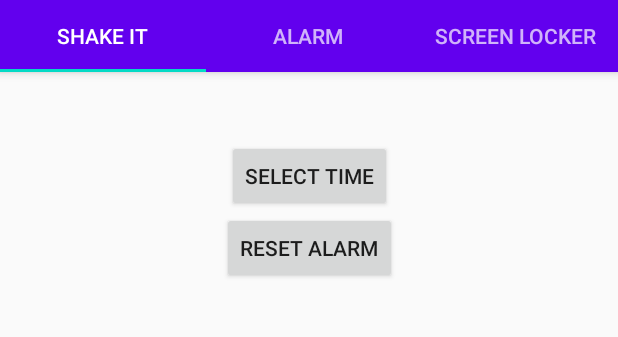
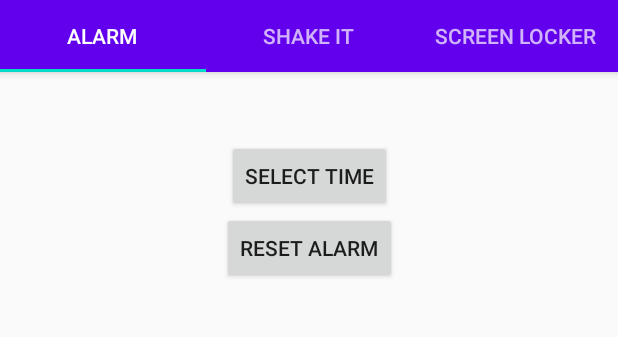
Before and after one commit to sharif-dev/HW2-Sensors, an Android app: the screen it shows after launch (MainActivity), on a phone screen of 412 x 824 dp, the part 89-426 px from its top. Run offline under Robolectric (Android 15) with nearby library versions, the phone set to English and light mode, and no system bars.

```diff
--- a/app/src/main/java/com/example/fulloffeatures/adapters/SectionsPagerAdapter.java
+++ b/app/src/main/java/com/example/fulloffeatures/adapters/SectionsPagerAdapter.java
@@ -3,7 +3,6 @@ package com.example.fulloffeatures.adapters;
 import android.content.Context;
 
 import androidx.annotation.Nullable;
-import androidx.annotation.StringRes;
 import androidx.fragment.app.Fragment;
 import androidx.fragment.app.FragmentManager;
 import androidx.fragment.app.FragmentPagerAdapter;
@@ -19,13 +18,13 @@ import com.example.fulloffeatures.fragments.ShakeItFragment;
  */
 public class SectionsPagerAdapter extends FragmentPagerAdapter {
 
-    @StringRes
-    private static final int[] TAB_TITLES = new int[]{R.string.tab_text_1, R.string.tab_text_2, R.string.tab_text_3};
     private final Context mContext;
+    private String[] tabTitles;
 
     public SectionsPagerAdapter(Context context, FragmentManager fm) {
         super(fm);
         mContext = context;
+        tabTitles = context.getResources().getStringArray(R.array.tab_title);
     }
 
     @Override
@@ -43,7 +42,7 @@ public class SectionsPagerAdapter extends FragmentPagerAdapter {
     @Nullable
     @Override
     public CharSequence getPageTitle(int position) {
-        return mContext.getResources().getString(TAB_TITLES[position]);
+        return tabTitles[position];
     }
 
     @Override
--- a/app/src/main/res/values/strings.xml
+++ b/app/src/main/res/values/strings.xml
@@ -1,11 +1,14 @@
 <resources>
     <string name="app_name">Full Of Features</string>
-    <string name="tab_text_1">shake it</string>
-    <string name="tab_text_2">alarm</string>
-    <string name="tab_text_3">screen locker</string>
 
     <!-- TODO: Remove or change this placeholder text -->
     <string name="hello_blank_fragment">Hello blank fragment</string>
     <string name="time_select">Select Time</string>
     <string name="alarm_reset">Reset Alarm</string>
+
+    <string-array name="tab_title">
+        <item>Alarm</item>
+        <item>Shake it</item>
+        <item>Screen locker</item>
+    </string-array>
 </resources>
```
